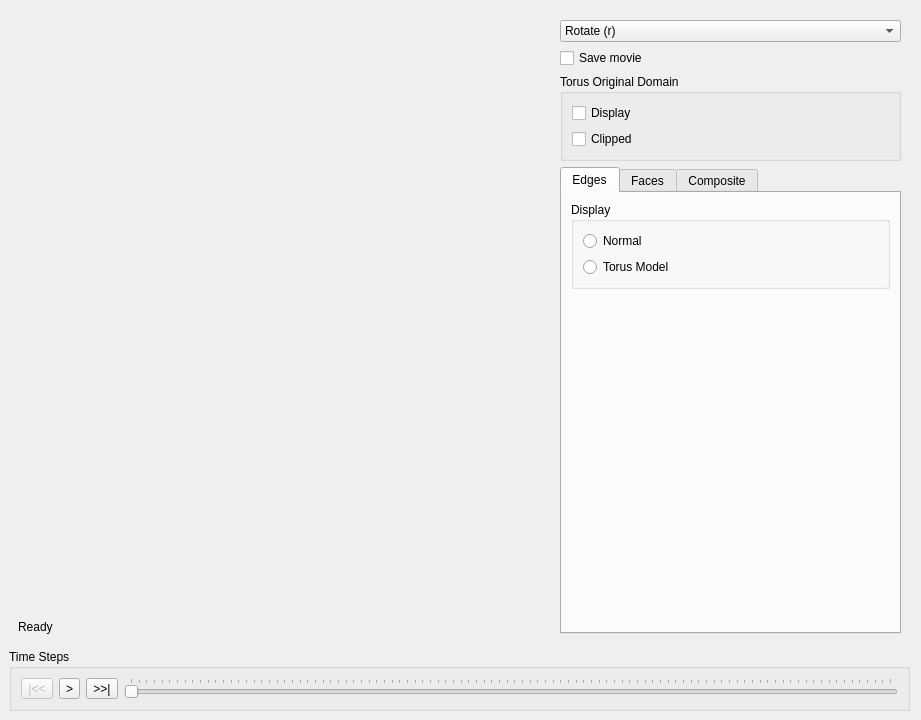
Qt form Window.ui (danlipsa/foamvis) before a commit.
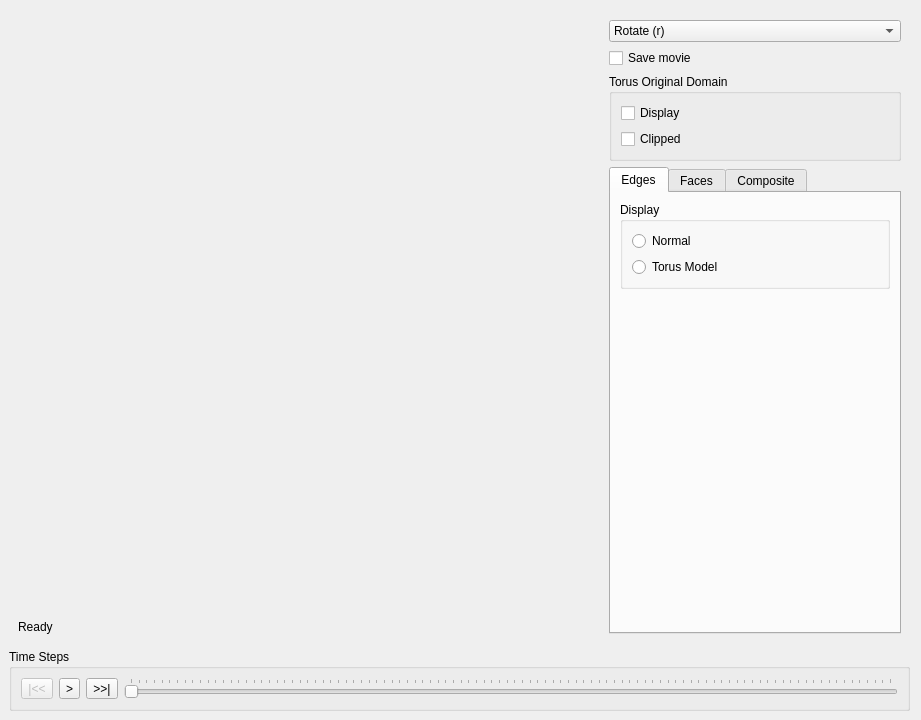
The same form after that commit. The open tabs and pages were chosen to show the change. Custom widgets are drawn as their Qt base class.

```diff
--- a/Window.ui
+++ b/Window.ui
@@ -49,11 +49,17 @@
       </property>
       <item>
        <widget class="QWidget" name="widgetDisplay" native="true">
+        <property name="sizePolicy">
+         <sizepolicy hsizetype="MinimumExpanding" vsizetype="MinimumExpanding">
+          <horstretch>0</horstretch>
+          <verstretch>0</verstretch>
+         </sizepolicy>
+        </property>
         <layout class="QHBoxLayout" name="horizontalLayout_2">
          <item>
           <widget class="QWidget" name="widgetDisplayStatus" native="true">
            <property name="sizePolicy">
-            <sizepolicy hsizetype="Preferred" vsizetype="Preferred">
+            <sizepolicy hsizetype="MinimumExpanding" vsizetype="MinimumExpanding">
              <horstretch>0</horstretch>
              <verstretch>0</verstretch>
             </sizepolicy>
@@ -74,7 +80,7 @@
             <item>
              <widget class="GLWidget" name="widgetGl" native="true">
               <property name="sizePolicy">
-               <sizepolicy hsizetype="Preferred" vsizetype="MinimumExpanding">
+               <sizepolicy hsizetype="MinimumExpanding" vsizetype="MinimumExpanding">
                 <horstretch>0</horstretch>
                 <verstretch>0</verstretch>
                </sizepolicy>
@@ -177,6 +183,12 @@
          </item>
          <item>
           <widget class="QTabWidget" name="tabWidget">
+           <property name="sizePolicy">
+            <sizepolicy hsizetype="Preferred" vsizetype="MinimumExpanding">
+             <horstretch>0</horstretch>
+             <verstretch>0</verstretch>
+            </sizepolicy>
+           </property>
            <property name="minimumSize">
             <size>
              <width>0</width>
```
Left out of the diff: 2 changed lines with no effect on the pictures.
